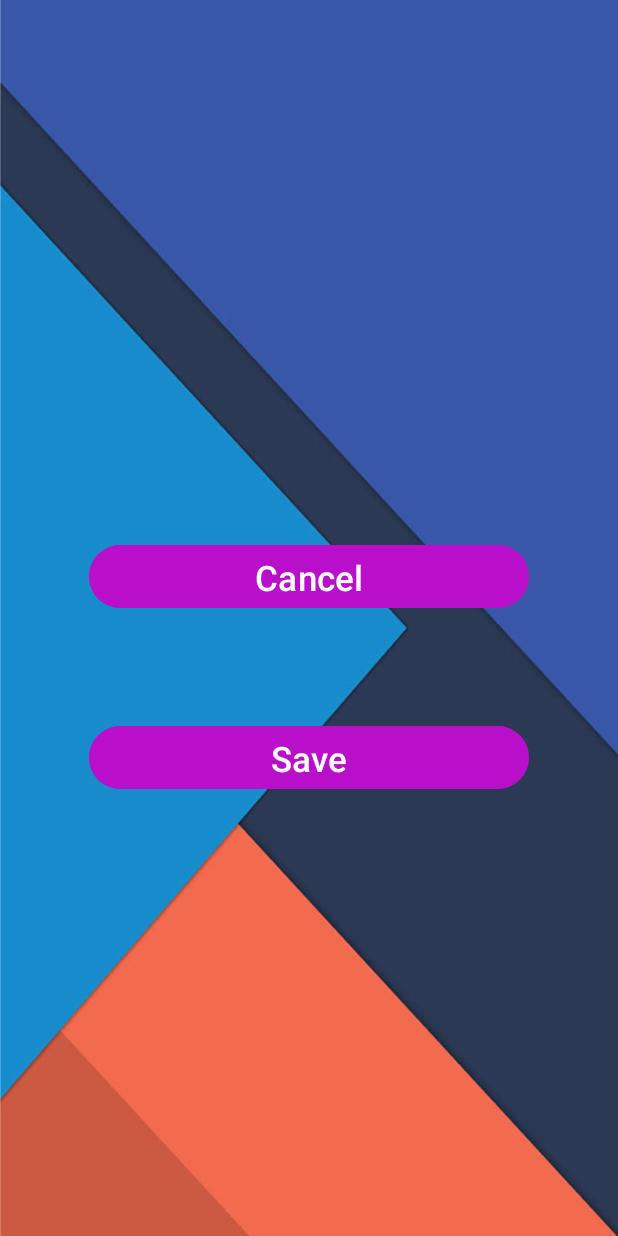
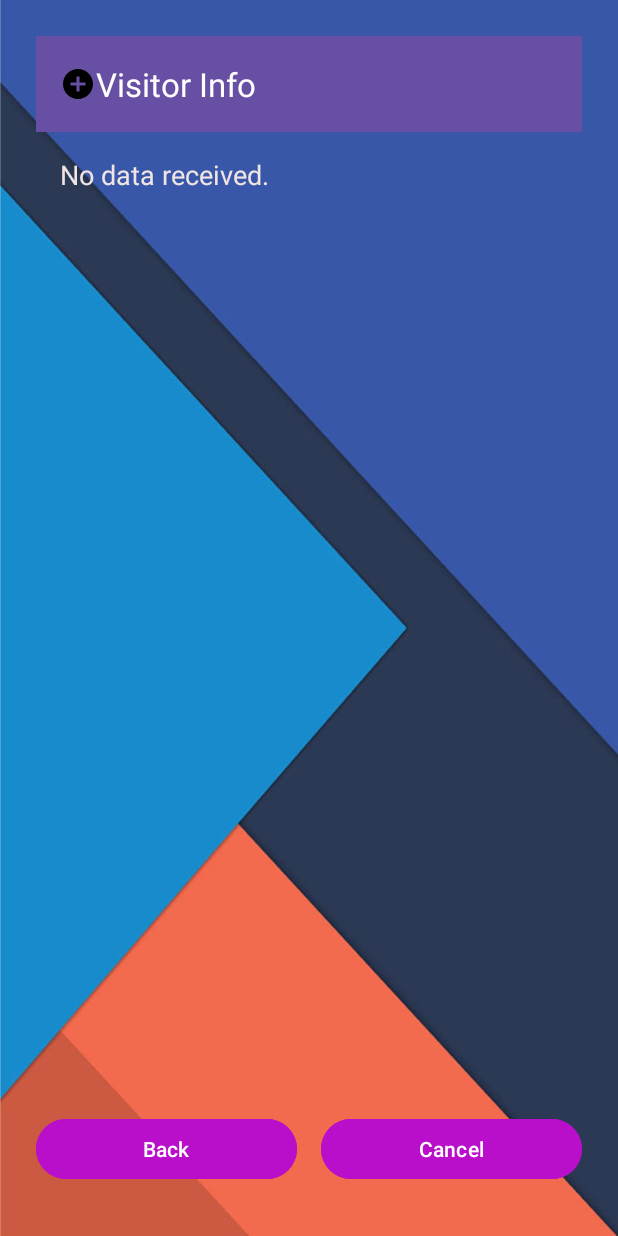
Before and after one commit to W3-Aboli-84107/Devcons, an Android app: the SecondScreen screen opened directly, with no data from a screen before it, on a phone screen of 412 x 824 dp. Run offline under Robolectric (Android 15) with nearby library versions, the phone set to English and light mode, and no system bars.

Commit message:
Updated app

```diff
--- a/App2/app/src/main/java/com/example/app2/SecondScreen.java
+++ b/App2/app/src/main/java/com/example/app2/SecondScreen.java
@@ -1,33 +1,50 @@
 package com.example.app2;
 
+import android.content.Intent;
 import android.os.Bundle;
+import android.view.Menu;
+import android.view.MenuItem;
+import android.widget.Button;
 import android.widget.TextView;
 
-import androidx.activity.EdgeToEdge;
 import androidx.appcompat.app.AppCompatActivity;
-import androidx.core.graphics.Insets;
-import androidx.core.view.ViewCompat;
-import androidx.core.view.WindowInsetsCompat;
 
 public class SecondScreen extends AppCompatActivity {
 
-    TextView displayText;
+    TextView dataTextView;
+    Button backButton, cancelButton;
 
     @Override
     protected void onCreate(Bundle savedInstanceState) {
         super.onCreate(savedInstanceState);
-        EdgeToEdge.enable(this);
         setContentView(R.layout.activity_second_screen);
 
-        displayText = findViewById(R.id.displayText);
+        dataTextView = findViewById(R.id.dataTextView);
+        backButton = findViewById(R.id.backButton);
+        cancelButton = findViewById(R.id.cancelbtn);
 
-        // Get the data from intent
-        String visitorsData = getIntent().getStringExtra("visitorsData");
+        String visitorData = getIntent().getStringExtra("visitorData");
+        dataTextView.setText(visitorData != null ? visitorData : "No data received.");
 
-        // Set the data to TextView
-        displayText.setText(visitorsData);
+        backButton.setOnClickListener(v -> finish());
 
+        cancelButton.setOnClickListener(v -> finish()); // Or implement additional logic
+    }
 
+    public boolean onCreateOptionenu(Menu menu)
+    {
+        getMenuInflater().inflate(R.menu.menu_main, menu);
+      return true;
+    }
 
+    public boolean onOptionsItemSelected(MenuItem item)
+    {
+        if (item.getItemId() == R.id.add)
+        {
+            Intent intent = new Intent(SecondScreen.this, MainActivity.class);
+            startActivity(intent);
+            return true;
+        }
+        return super.onOptionsItemSelected(item);
     }
 }
--- /dev/null
+++ b/App2/app/src/main/res/drawable/add.xml
@@ -0,0 +1,5 @@
+<vector xmlns:android="http://schemas.android.com/apk/res/android" android:height="24dp" android:tint="#000000" android:viewportHeight="24" android:viewportWidth="24" android:width="24dp">
+
+    <path android:fillColor="@android:color/white" android:pathData="M12,2C6.48,2 2,6.48 2,12s4.48,10 10,10 10,-4.48 10,-10S17.52,2 12,2zM17,13h-4v4h-2v-4L7,13v-2h4L11,7h2v4h4v2z"/>
+
+</vector>
--- a/App2/app/src/main/res/layout/activity_second_screen.xml
+++ b/App2/app/src/main/res/layout/activity_second_screen.xml
@@ -6,47 +6,64 @@
     android:layout_width="match_parent"
     android:layout_height="match_parent"
     android:orientation="vertical"
-    android:gravity="center"
     android:background="@drawable/background"
-    android:padding="24dp">
+    android:padding="24dp"
+    tools:context=".SecondScreen">
 
+    <androidx.appcompat.widget.Toolbar
+        android:id="@+id/toolbar"
+        android:layout_width="match_parent"
+        android:layout_height="?attr/actionBarSize"
+        app:title="Visitor Info"
+        app:titleTextColor="@android:color/white"
+        app:logo="@drawable/add"
+        android:background="?attr/colorPrimary" />
+
+    <ScrollView
+        android:layout_width="match_parent"
+        android:layout_height="0dp"
+        android:layout_weight="1"
+        android:padding="16dp">
 
         <TextView
-        android:id="@+id/displayText"
+            android:id="@+id/dataTextView"
             android:layout_width="match_parent"
             android:layout_height="wrap_content"
-        android:textColor="#EDE9E9"
-        android:textSize="19sp"
-        android:textStyle="bold"
-        android:text="Visitor Information will appear here..."
-        android:padding="20dp"
-         />
+            android:text="Visitor Data Appears Here..."
+            android:textSize="18sp"
+            android:textColor="#F0E4E4"
+            android:gravity="start"
+            android:lineSpacingExtra="6dp" />
+    </ScrollView>
 
-
+    <LinearLayout
+        android:layout_width="match_parent"
+        android:layout_height="wrap_content"
+        android:orientation="horizontal"
+        android:gravity="center"
+        android:layout_marginTop="20dp"
+        android:layout_marginBottom="10dp"
+        android:weightSum="2">
 
         <Button
-        android:layout_width="match_parent"
-        android:layout_height="50dp"
-        android:id="@+id/cancel"
-        android:text="Cancel"
-        android:textSize="23sp"
-        android:layout_marginTop="30dp"
+            android:id="@+id/backButton"
+            android:layout_width="0dp"
+            android:layout_height="wrap_content"
+            android:layout_weight="1"
+            android:text="Back"
+            android:textColor="#FFFFFF"
             android:backgroundTint="@color/purple"
-        android:layout_margin="35dp" />
-
+            android:layout_marginEnd="8dp"/>
 
         <Button
-        android:layout_width="match_parent"
-        android:layout_height="50dp"
-        android:id="@+id/submit"
-        android:text="Save"
-        android:textSize="23sp"
-        android:layout_marginTop="30dp"
+            android:id="@+id/cancelbtn"
+            android:layout_width="0dp"
+            android:layout_height="wrap_content"
+            android:layout_weight="1"
+            android:text="Cancel"
+            android:textColor="#FFFFFF"
             android:backgroundTint="@color/purple"
-        android:layout_margin="35dp" />
-
-
-
-
+            android:layout_marginStart="8dp"/>
+    </LinearLayout>
 
 </LinearLayout>
--- a/App2/app/src/main/res/menu/menu_main.xml
+++ b/App2/app/src/main/res/menu/menu_main.xml
@@ -1,4 +1,11 @@
 <?xml version="1.0" encoding="utf-8"?>
-<menu xmlns:android="http://schemas.android.com/apk/res/android">
+<menu xmlns:android="http://schemas.android.com/apk/res/android"
+    xmlns:app="http://schemas.android.com/apk/res-auto">
+    <item
+        android:id="@+id/add"
+        android:title="Add"
+        android:icon="@drawable/add"
+        app:showAsAction="always"
 
+    />
 </menu>
```
Also changed, not shown: App2/app/src/main/AndroidManifest.xml (+6 -3 lines), App2/app/src/main/java/com/example/app2/Employee.java (+19 -0 lines), App2/app/src/main/java/com/example/app2/EmployeeAdapter.java (+40 -1 lines), App2/app/src/main/java/com/example/app2/MainActivity.java (+38 -31 lines), App2/app/src/main/res/layout/activity_first_page.xml (+4 -3 lines), App2/app/src/main/res/layout/activity_main.xml (+42 -40 lines), App2/app/src/main/res/layout/employee_item.xml (+9 -5 lines). Lines whose indentation alone changed are shown as unchanged.
